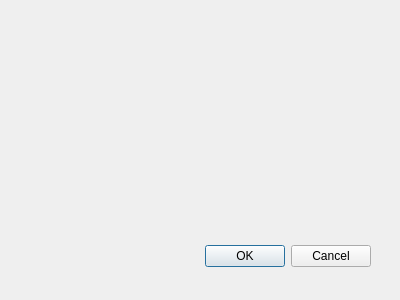
Qt form interfaceconvert.ui (yixuehan/HsExcelConvert) before a commit.
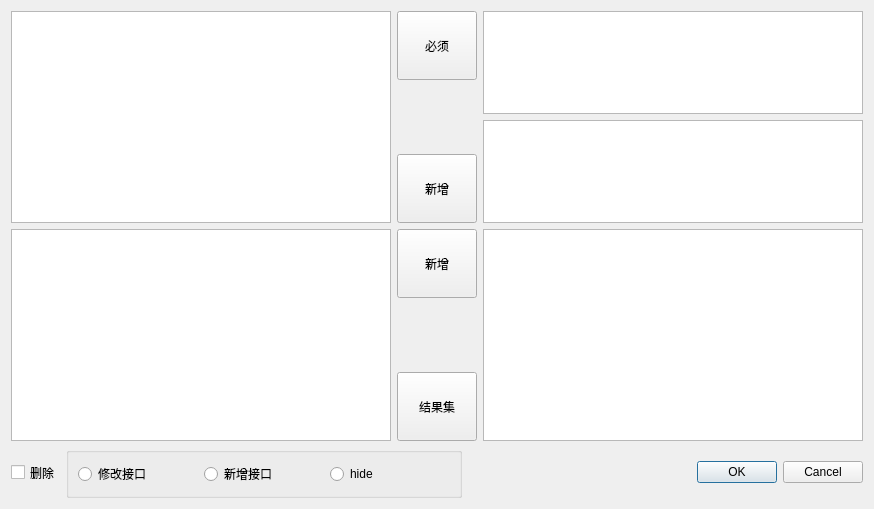
The same form after that commit.

What changed in the file:
```diff
--- a/interfaceconvert.ui
+++ b/interfaceconvert.ui
@@ -1,36 +1,244 @@
-<ui version="4.0" >
- <author></author>
- <comment></comment>
- <exportmacro></exportmacro>
- <class>Dialog</class>
- <widget class="QDialog" name="Dialog" >
-  <property name="geometry" >
+<?xml version="1.0" encoding="UTF-8"?>
+<ui version="4.0">
+ <class>interfaceConvert</class>
+ <widget class="QDialog" name="interfaceConvert">
+  <property name="geometry">
    <rect>
     <x>0</x>
     <y>0</y>
-    <width>400</width>
-    <height>300</height>
+    <width>874</width>
+    <height>509</height>
    </rect>
   </property>
-  <property name="windowTitle" >
+  <property name="sizePolicy">
+   <sizepolicy hsizetype="Expanding" vsizetype="Expanding">
+    <horstretch>0</horstretch>
+    <verstretch>0</verstretch>
+   </sizepolicy>
+  </property>
+  <property name="windowTitle">
    <string>Dialog</string>
   </property>
-  <widget class="QDialogButtonBox" name="buttonBox" >
-   <property name="geometry" >
-    <rect>
-     <x>30</x>
-     <y>240</y>
-     <width>341</width>
-     <height>32</height>
-    </rect>
-   </property>
-   <property name="orientation" >
-    <enum>Qt::Horizontal</enum>
-   </property>
-   <property name="standardButtons" >
-    <set>QDialogButtonBox::Cancel|QDialogButtonBox::Ok</set>
-   </property>
-  </widget>
+  <layout class="QGridLayout" name="gridLayout_2" rowstretch="1,1,0">
+   <item row="0" column="0">
+    <layout class="QGridLayout" name="gridLayout">
+     <item row="0" column="0">
+      <widget class="QListWidget" name="iList">
+       <property name="sizePolicy">
+        <sizepolicy hsizetype="Expanding" vsizetype="Expanding">
+         <horstretch>0</horstretch>
+         <verstretch>0</verstretch>
+        </sizepolicy>
+       </property>
+      </widget>
+     </item>
+     <item row="0" column="1">
+      <layout class="QVBoxLayout" name="verticalLayout">
+       <item>
+        <widget class="QPushButton" name="iNecessaryButton">
+         <property name="sizePolicy">
+          <sizepolicy hsizetype="Minimum" vsizetype="Expanding">
+           <horstretch>0</horstretch>
+           <verstretch>0</verstretch>
+          </sizepolicy>
+         </property>
+         <property name="text">
+          <string>必须</string>
+         </property>
+        </widget>
+       </item>
+       <item>
+        <spacer name="verticalSpacer">
+         <property name="orientation">
+          <enum>Qt::Vertical</enum>
+         </property>
+         <property name="sizeHint" stdset="0">
+          <size>
+           <width>72</width>
+           <height>19</height>
+          </size>
+         </property>
+        </spacer>
+       </item>
+       <item>
+        <widget class="QPushButton" name="iAddButton">
+         <property name="sizePolicy">
+          <sizepolicy hsizetype="Minimum" vsizetype="Expanding">
+           <horstretch>0</horstretch>
+           <verstretch>0</verstretch>
+          </sizepolicy>
+         </property>
+         <property name="text">
+          <string>新增</string>
+         </property>
+        </widget>
+       </item>
+      </layout>
+     </item>
+     <item row="0" column="2">
+      <layout class="QVBoxLayout" name="verticalLayout_2">
+       <item>
+        <widget class="QListWidget" name="iNecessary">
+         <property name="sizePolicy">
+          <sizepolicy hsizetype="Expanding" vsizetype="Expanding">
+           <horstretch>0</horstretch>
+           <verstretch>0</verstretch>
+          </sizepolicy>
+         </property>
+        </widget>
+       </item>
+       <item>
+        <widget class="QListWidget" name="iAdd">
+         <property name="sizePolicy">
+          <sizepolicy hsizetype="Expanding" vsizetype="Expanding">
+           <horstretch>0</horstretch>
+           <verstretch>0</verstretch>
+          </sizepolicy>
+         </property>
+        </widget>
+       </item>
+      </layout>
+     </item>
+    </layout>
+   </item>
+   <item row="1" column="0">
+    <layout class="QHBoxLayout" name="horizontalLayout_2">
+     <item>
+      <widget class="QListWidget" name="oList">
+       <property name="sizePolicy">
+        <sizepolicy hsizetype="Expanding" vsizetype="Expanding">
+         <horstretch>0</horstretch>
+         <verstretch>0</verstretch>
+        </sizepolicy>
+       </property>
+      </widget>
+     </item>
+     <item>
+      <layout class="QVBoxLayout" name="verticalLayout_3">
+       <item>
+        <widget class="QPushButton" name="oAddButton">
+         <property name="sizePolicy">
+          <sizepolicy hsizetype="Minimum" vsizetype="Expanding">
+           <horstretch>0</horstretch>
+           <verstretch>0</verstretch>
+          </sizepolicy>
+         </property>
+         <property name="text">
+          <string>新增</string>
+         </property>
+        </widget>
+       </item>
+       <item>
+        <spacer name="verticalSpacer_3">
+         <property name="orientation">
+          <enum>Qt::Vertical</enum>
+         </property>
+         <property name="sizeHint" stdset="0">
+          <size>
+           <width>20</width>
+           <height>40</height>
+          </size>
+         </property>
+        </spacer>
+       </item>
+       <item>
+        <widget class="QPushButton" name="oResultSetButton">
+         <property name="sizePolicy">
+          <sizepolicy hsizetype="Minimum" vsizetype="Expanding">
+           <horstretch>0</horstretch>
+           <verstretch>0</verstretch>
+          </sizepolicy>
+         </property>
+         <property name="text">
+          <string>结果集</string>
+         </property>
+        </widget>
+       </item>
+      </layout>
+     </item>
+     <item>
+      <widget class="QListWidget" name="oAdd">
+       <property name="sizePolicy">
+        <sizepolicy hsizetype="Expanding" vsizetype="Expanding">
+         <horstretch>0</horstretch>
+         <verstretch>0</verstretch>
+        </sizepolicy>
+       </property>
+      </widget>
+     </item>
+    </layout>
+   </item>
+   <item row="2" column="0">
+    <layout class="QHBoxLayout" name="horizontalLayout_3">
+     <item>
+      <widget class="QCheckBox" name="bDelete">
+       <property name="sizePolicy">
+        <sizepolicy hsizetype="Minimum" vsizetype="Expanding">
+         <horstretch>0</horstretch>
+         <verstretch>0</verstretch>
+        </sizepolicy>
+       </property>
+       <property name="text">
+        <string>删除</string>
+       </property>
+      </widget>
+     </item>
+     <item>
+      <widget class="QGroupBox" name="groupBox">
+       <property name="sizePolicy">
+        <sizepolicy hsizetype="Expanding" vsizetype="Expanding">
+         <horstretch>0</horstretch>
+         <verstretch>0</verstretch>
+        </sizepolicy>
+       </property>
+       <property name="title">
+        <string/>
+       </property>
+       <layout class="QHBoxLayout" name="horizontalLayout">
+        <item>
+         <widget class="QRadioButton" name="radioMod">
+          <property name="text">
+           <string>修改接口</string>
+          </property>
+         </widget>
+        </item>
+        <item>
+         <widget class="QRadioButton" name="radioNew">
+          <property name="text">
+           <string>新增接口</string>
+          </property>
+         </widget>
+        </item>
+        <item>
+         <widget class="QRadioButton" name="radioHide">
+          <property name="text">
+           <string>hide</string>
+          </property>
+         </widget>
+        </item>
+       </layout>
+       <zorder>radioMod</zorder>
+       <zorder>radioHide</zorder>
+       <zorder>radioNew</zorder>
+       <zorder>buttonBox</zorder>
+      </widget>
+     </item>
+     <item>
+      <widget class="QDialogButtonBox" name="buttonBox">
+       <property name="sizePolicy">
+        <sizepolicy hsizetype="Expanding" vsizetype="Expanding">
+         <horstretch>0</horstretch>
+         <verstretch>0</verstretch>
+        </sizepolicy>
+       </property>
+       <property name="standardButtons">
+        <set>QDialogButtonBox::Cancel|QDialogButtonBox::Ok</set>
+       </property>
+      </widget>
+     </item>
+    </layout>
+   </item>
+  </layout>
  </widget>
  <pixmapfunction></pixmapfunction>
  <resources/>
```
Left out of the diff: 31 changed lines with no effect on the pictures.
